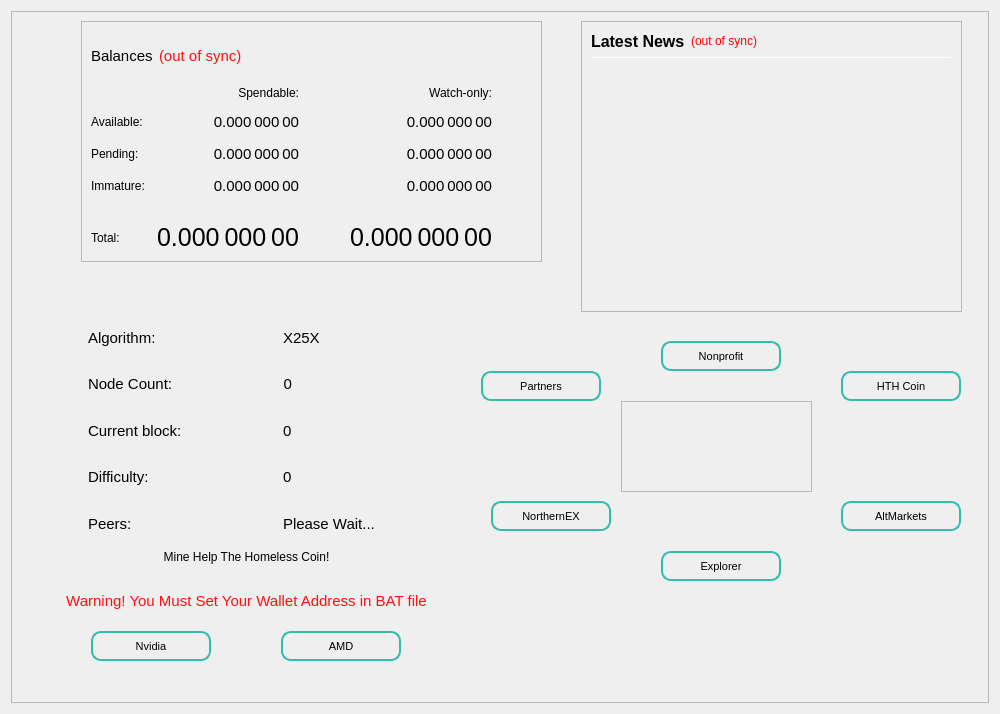
First picture: the form in src/qt/forms/overviewpage.ui, repository HTHcoin/helpthehomelesscoin, before the edit.
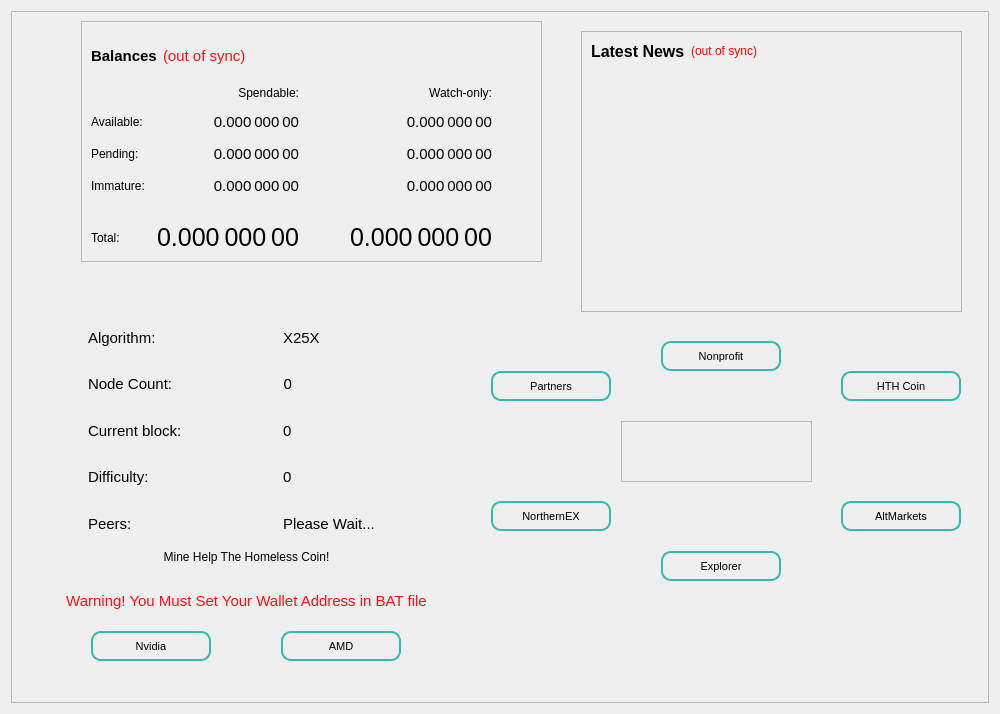
Second picture: the form after the edit.

The edit to the form file:
```diff
--- a/src/qt/forms/overviewpage.ui
+++ b/src/qt/forms/overviewpage.ui
@@ -298,7 +298,7 @@
      <widget class="QPushButton" name="pushButton_Website_4">
       <property name="geometry">
        <rect>
-        <x>470</x>
+        <x>480</x>
         <y>360</y>
         <width>120</width>
         <height>30</height>
@@ -515,9 +515,9 @@
       <property name="geometry">
        <rect>
         <x>610</x>
-        <y>390</y>
+        <y>410</y>
         <width>191</width>
-        <height>91</height>
+        <height>61</height>
        </rect>
       </property>
       <property name="frameShape">
@@ -559,10 +559,12 @@
            <property name="font">
             <font>
              <pointsize>-1</pointsize>
+             <weight>75</weight>
+             <bold>true</bold>
             </font>
            </property>
            <property name="styleSheet">
-            <string notr="true">font-size: 15px</string>
+            <string notr="true">font-size: 15px; font-weight: bold</string>
            </property>
            <property name="text">
             <string>Balances</string>
@@ -1069,9 +1071,9 @@
       <property name="geometry">
        <rect>
         <x>570</x>
-        <y>10</y>
+        <y>20</y>
         <width>381</width>
-        <height>291</height>
+        <height>281</height>
        </rect>
       </property>
       <property name="minimumSize">
@@ -1086,7 +1088,7 @@
       <property name="frameShadow">
        <enum>QFrame::Raised</enum>
       </property>
-      <layout class="QVBoxLayout" name="verticalLayout_3" stretch="0,0,0">
+      <layout class="QVBoxLayout" name="verticalLayout_3" stretch="0,0">
        <item>
         <layout class="QHBoxLayout" name="horizontalLayout_News">
          <item>
@@ -1143,25 +1145,6 @@
          </item>
         </layout>
        </item>
-       <item>
-        <widget class="Line" name="line_News">
-         <property name="minimumSize">
-          <size>
-           <width>0</width>
-           <height>1</height>
-          </size>
-         </property>
-         <property name="maximumSize">
-          <size>
-           <width>16777215</width>
-           <height>1</height>
-          </size>
-         </property>
-         <property name="orientation">
-          <enum>Qt::Horizontal</enum>
-         </property>
-        </widget>
-       </item>
        <item>
         <widget class="QListWidget" name="listNews">
          <property name="sizePolicy">
```
